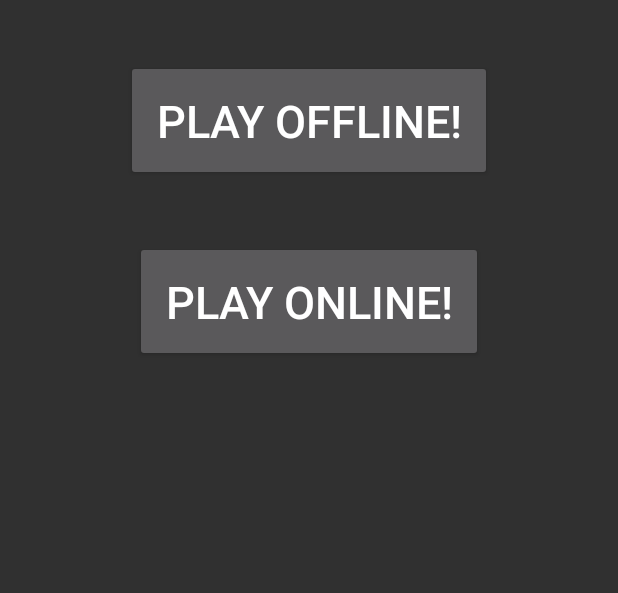
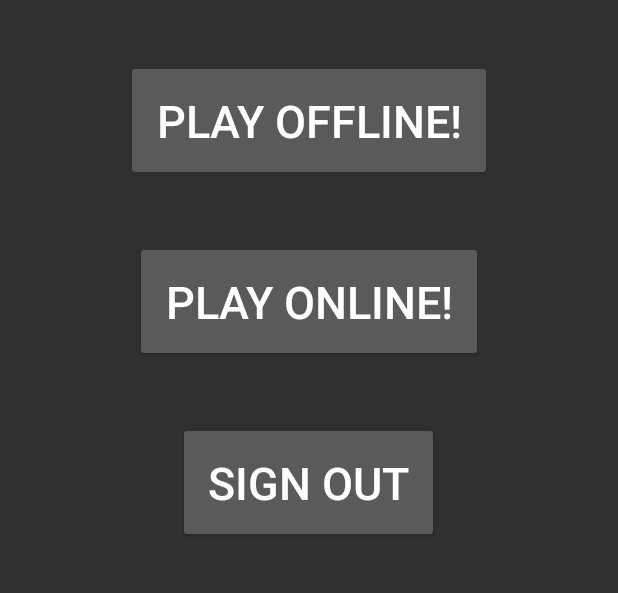
Before and after one commit to deloss/chessGame, an Android app: the screen it shows after launch (MenuActivity), on a phone screen of 412 x 824 dp, the part 151-744 px from its top. Run offline under Robolectric (Android 15) with nearby library versions, the phone set to English and light mode, and no system bars; our stand-ins replace Firebase (no records; nobody signed in at launch, a user with empty details on screens opened directly); libraries missing offline, so code that uses them is left out: com.firebase.ui.

Commit message:
sign in with google and phone added, keystore credentials added

```diff
--- a/app/build.gradle
+++ b/app/build.gradle
@@ -27,6 +27,7 @@ dependencies {
     androidTestImplementation 'com.android.support.test:runner:1.0.2'
     androidTestImplementation 'com.android.support.test.espresso:espresso-core:3.0.2'
     implementation 'com.firebaseui:firebase-ui-auth:4.1.0'
+    implementation 'com.google.firebase:firebase-auth:16.2.1'
 }
 
 apply plugin: 'com.google.gms.google-services'
--- a/app/src/main/res/layout/activity_menu.xml
+++ b/app/src/main/res/layout/activity_menu.xml
@@ -44,5 +44,16 @@
         android:textSize="30dp"
         android:padding="20dp"
         android:onClick="nuevaPartidaOnline"
+        android:layout_marginBottom="40dp"
+        ></Button>
+    <Button
+        android:layout_height="wrap_content"
+        android:layout_width="wrap_content"
+        android:layout_gravity="center"
+        android:text="Sign out"
+        android:gravity="center"
+        android:textSize="30dp"
+        android:padding="20dp"
+        android:onClick="cerrarSesion"
         ></Button>
 </LinearLayout>
```
Also changed, not shown: app/src/main/java/com/example/ajedrez/MenuActivity.java (+42 -7 lines), 1 other file.
